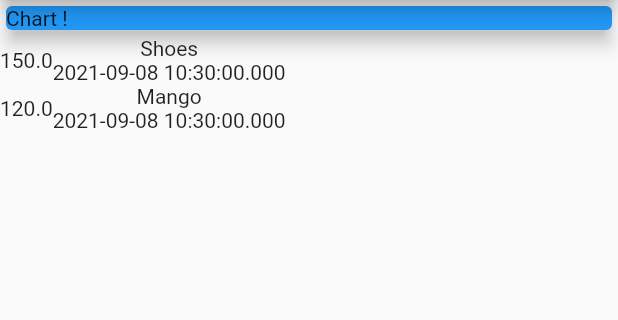
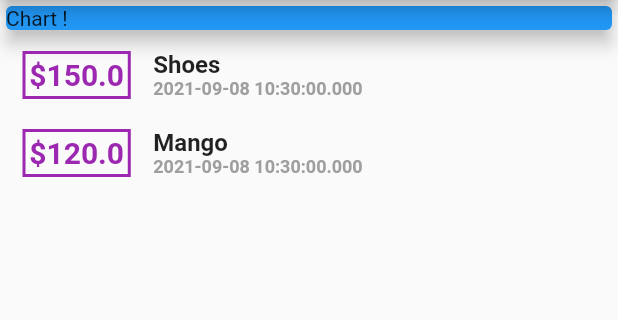
Before and after one commit to MostafaAmin0/personal_expense, a Flutter app: the screen it shows after launch, on a phone screen of 412 x 824 dp, the part 84-404 px from its top. Run offline on Flutter 3.47's test engine with Material 2 defaults, Android fonts, the phone set to English and light mode, and no system bars.

Commit message:
update UI

```diff
--- a/lib/widget/trans_item.dart
+++ b/lib/widget/trans_item.dart
@@ -12,17 +12,40 @@ class TransItem extends StatelessWidget {
     return Row(
       children: [
         Container(
+          margin: EdgeInsets.symmetric(
+            vertical: 10,
+            horizontal: 15,
+          ),
+          decoration: BoxDecoration(
+            border: Border.all(width: 2.0, color: Colors.purple),
+          ),
+          padding: EdgeInsets.all(2.5),
           child: Text(
-            money.toString(),
+            '\$$money',
+            style: TextStyle(
+              fontWeight: FontWeight.bold,
+              fontSize: 20.0,
+              color: Colors.purple,
+            ),
           ),
         ),
         Column(
+          crossAxisAlignment: CrossAxisAlignment.start,
           children: [
             Text(
               name,
+              style: TextStyle(
+                fontWeight: FontWeight.bold,
+                fontSize: 16.0,
+              ),
             ),
             Text(
               date.toString(),
+              style: TextStyle(
+                fontWeight: FontWeight.bold,
+                fontSize: 12.0,
+                color: Colors.grey,
+              ),
             )
           ],
         )
```
